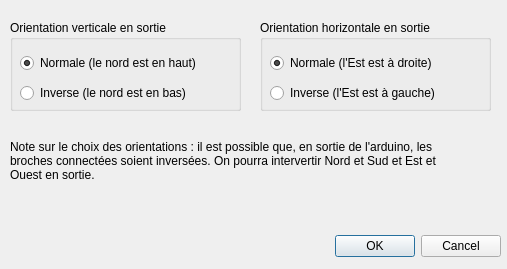
First picture: the form in src/parametres.ui, repository maelvls/climso-auto, before the edit.
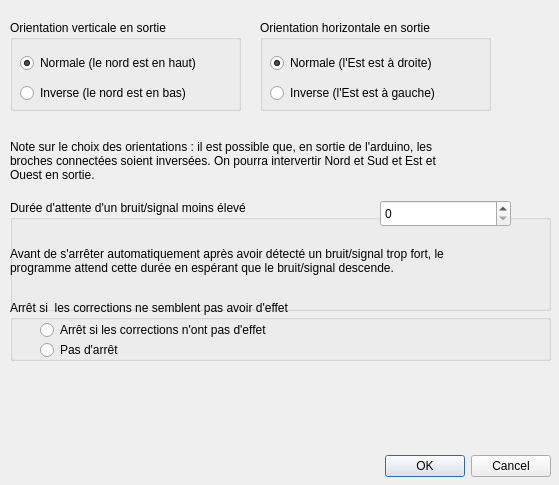
Second picture: the form after the edit.

Commit message: Ajout paramètres

```diff
--- a/src/parametres.ui
+++ b/src/parametres.ui
@@ -6,8 +6,8 @@
    <rect>
     <x>0</x>
     <y>0</y>
-    <width>507</width>
-    <height>269</height>
+    <width>559</width>
+    <height>485</height>
    </rect>
   </property>
   <property name="windowTitle">
@@ -16,8 +16,8 @@
   <widget class="QDialogButtonBox" name="buttonBox">
    <property name="geometry">
     <rect>
-     <x>320</x>
-     <y>230</y>
+     <x>370</x>
+     <y>450</y>
      <width>181</width>
      <height>32</height>
     </rect>
@@ -129,6 +129,84 @@
     </property>
    </widget>
   </widget>
+  <widget class="QGroupBox" name="choixDureeAvantArret">
+   <property name="geometry">
+    <rect>
+     <x>10</x>
+     <y>200</y>
+     <width>541</width>
+     <height>111</height>
+    </rect>
+   </property>
+   <property name="title">
+    <string>Durée d'attente d'un bruit/signal moins élevé </string>
+   </property>
+   <widget class="QLabel" name="label_2">
+    <property name="geometry">
+     <rect>
+      <x>0</x>
+      <y>30</y>
+      <width>461</width>
+      <height>61</height>
+     </rect>
+    </property>
+    <property name="text">
+     <string>Avant de s'arrêter automatiquement après avoir détecté un bruit/signal trop fort, le programme attend cette durée en espérant que le bruit/signal descende.</string>
+    </property>
+    <property name="wordWrap">
+     <bool>true</bool>
+    </property>
+   </widget>
+   <widget class="QSpinBox" name="dureeAvantArretSiIncoherence">
+    <property name="geometry">
+     <rect>
+      <x>370</x>
+      <y>0</y>
+      <width>131</width>
+      <height>27</height>
+     </rect>
+    </property>
+   </widget>
+  </widget>
+  <widget class="QGroupBox" name="choixArretCasDeDivergence">
+   <property name="geometry">
+    <rect>
+     <x>10</x>
+     <y>300</y>
+     <width>541</width>
+     <height>61</height>
+    </rect>
+   </property>
+   <property name="title">
+    <string>Arrêt si  les corrections ne semblent pas avoir d'effet</string>
+   </property>
+   <widget class="QRadioButton" name="arretDivergenceOn">
+    <property name="geometry">
+     <rect>
+      <x>30</x>
+      <y>20</y>
+      <width>281</width>
+      <height>20</height>
+     </rect>
+    </property>
+    <property name="text">
+     <string>Arrêt si les corrections n'ont pas d'effet</string>
+    </property>
+   </widget>
+   <widget class="QRadioButton" name="arretDivergenceOff">
+    <property name="geometry">
+     <rect>
+      <x>30</x>
+      <y>40</y>
+      <width>107</width>
+      <height>20</height>
+     </rect>
+    </property>
+    <property name="text">
+     <string>Pas d'arrêt </string>
+    </property>
+   </widget>
+  </widget>
  </widget>
  <resources/>
  <connections>
```
The commit also changes 2 other files.
